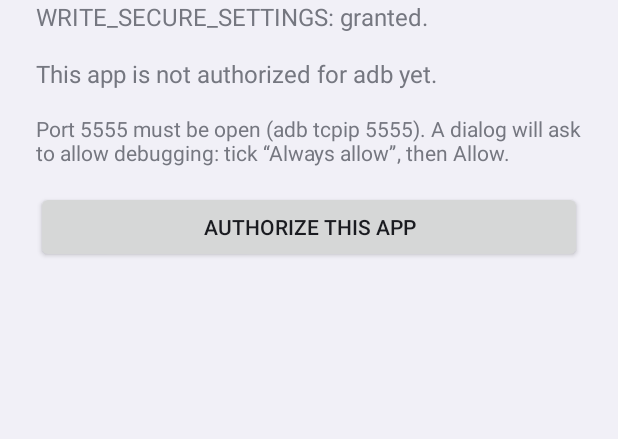
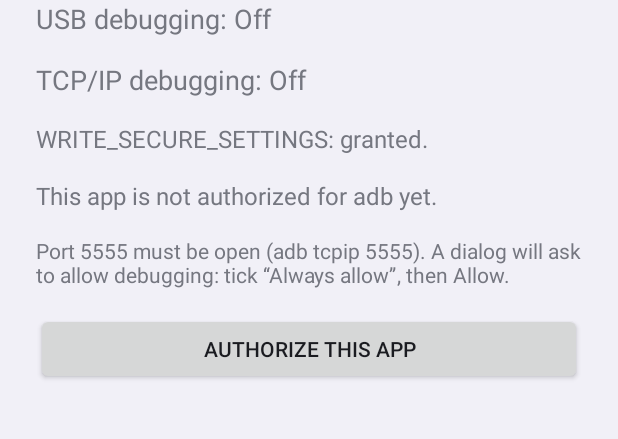
Before and after one commit to deltawaken/tools_adbtiles, an Android app: the screen it shows after launch (MainActivity), on a phone screen of 412 x 824 dp, the part 193-632 px from its top. Run offline under Robolectric (Android 15) with nearby library versions, the phone set to English and light mode, and no system bars.

Commit message:
feat: l'écran de l'app suit l'état des deux tuiles en direct
Débogage USB par observateur de réglage, débogage TCP/IP par sondage du port
chaque seconde tant que l'écran est visible. Le bouton d'autorisation et son
explication disparaissent une fois la clé autorisée.

Vérifié sur le Jelly Max : fermeture et réouverture du port par la tuile, la
seconde par le chemin TLS du débogage sans fil.

Co-Authored-By: Claude Opus 5 (1M context) <noreply@anthropic.com>
Claude-Session: https://claude.ai/code/session_015FDdHWecgwZtuQSCA3abH7

```diff
--- a/app/src/main/java/com/deltawaken/adbtile/MainActivity.java
+++ b/app/src/main/java/com/deltawaken/adbtile/MainActivity.java
@@ -3,9 +3,15 @@ package com.deltawaken.adbtile;
 import android.Manifest;
 import android.app.Activity;
 import android.content.pm.PackageManager;
+import android.database.ContentObserver;
+import android.net.Uri;
 import android.os.Bundle;
+import android.os.Handler;
+import android.os.Looper;
+import android.provider.Settings;
 import android.text.method.LinkMovementMethod;
 import android.util.TypedValue;
+import android.view.View;
 import android.view.ViewGroup;
 import android.widget.Button;
 import android.widget.LinearLayout;
@@ -17,13 +23,41 @@ import com.deltawaken.adbtile.adb.AdbClient;
 import java.net.ConnectException;
 
 /**
- * Le seul écran de l'app : l'état des deux prérequis de la tuile TCP/IP, et le bouton qui fait
- * autoriser la clé de l'app par adbd, une fois par téléphone.
+ * Le seul écran de l'app : l'état des deux tuiles, suivi en direct, les deux prérequis de la tuile
+ * TCP/IP, et le bouton qui fait autoriser la clé de l'app par adbd, une fois par téléphone.
  */
 public class MainActivity extends Activity {
 
+    private static final long PORT_POLL_MS = 1000;
+
+    private final Handler handler = new Handler(Looper.getMainLooper());
+    private final ContentObserver observer = new ContentObserver(handler) {
+        @Override
+        public void onChange(boolean selfChange, Uri uri) {
+            updateStatus();
+        }
+    };
+    /** Sonde le port tant que l'écran est visible : la tuile peut le basculer à tout moment. */
+    private final Runnable portPoll = new Runnable() {
+        @Override
+        public void run() {
+            new Thread(() -> {
+                boolean open = Tcpip.isPortOpen();
+                handler.post(() -> {
+                    portOpen = open;
+                    updateStatus();
+                });
+            }, "adbtile-poll").start();
+            handler.postDelayed(this, PORT_POLL_MS);
+        }
+    };
+
+    private Boolean portOpen;
+    private TextView usbStatus;
+    private TextView tcpipStatus;
     private TextView permissionStatus;
     private TextView keyStatus;
+    private TextView hint;
     private TextView result;
     private Button authorize;
 
@@ -37,10 +71,12 @@ public class MainActivity extends Activity {
         column.setPadding(padding, padding, padding, padding);
 
         TextView title = text(getString(R.string.app_name), 24);
+        usbStatus = text("", 18);
+        tcpipStatus = text("", 18);
         permissionStatus = text("", 16);
         permissionStatus.setTextIsSelectable(true);
         keyStatus = text("", 16);
-        TextView hint = text(getString(R.string.main_authorize_hint), 14);
+        hint = text(getString(R.string.main_authorize_hint), 14);
         authorize = new Button(this);
         authorize.setText(R.string.main_authorize);
         authorize.setOnClickListener(v -> startAuthorization());
@@ -48,6 +84,8 @@ public class MainActivity extends Activity {
         result.setMovementMethod(LinkMovementMethod.getInstance());
 
         column.addView(title);
+        column.addView(usbStatus);
+        column.addView(tcpipStatus);
         column.addView(permissionStatus);
         column.addView(keyStatus);
         column.addView(hint);
@@ -64,15 +102,39 @@ public class MainActivity extends Activity {
     @Override
     protected void onResume() {
         super.onResume();
+        getContentResolver().registerContentObserver(
+                Settings.Global.getUriFor(Settings.Global.ADB_ENABLED), false, observer);
+        getContentResolver().registerContentObserver(
+                Settings.Global.getUriFor(Settings.Global.DEVELOPMENT_SETTINGS_ENABLED), false, observer);
         updateStatus();
+        handler.post(portPoll);
+    }
+
+    @Override
+    protected void onPause() {
+        handler.removeCallbacks(portPoll);
+        getContentResolver().unregisterContentObserver(observer);
+        super.onPause();
     }
 
     private void updateStatus() {
+        boolean adbEnabled = Settings.Global.getInt(getContentResolver(),
+                Settings.Global.ADB_ENABLED, 0) == 1;
+        usbStatus.setText(getString(R.string.status_line, getString(R.string.tile_label),
+                getString(adbEnabled ? R.string.subtitle_on : R.string.subtitle_off)));
+        String tcpip = portOpen == null ? getString(R.string.subtitle_working)
+                : getString(portOpen ? R.string.subtitle_port_open : R.string.subtitle_off);
+        tcpipStatus.setText(getString(R.string.status_line, getString(R.string.tcpip_tile_label), tcpip));
+
         boolean granted = checkSelfPermission(Manifest.permission.WRITE_SECURE_SETTINGS)
                 == PackageManager.PERMISSION_GRANTED;
         permissionStatus.setText(granted ? R.string.main_perm_ok : R.string.main_perm_missing);
         boolean authorized = Tcpip.isAuthorized(this);
         keyStatus.setText(authorized ? R.string.main_key_ok : R.string.main_key_missing);
+        // Une fois la clé autorisée, le bouton n'a plus d'usage : on le masque.
+        int setupVisibility = authorized ? View.GONE : View.VISIBLE;
+        hint.setVisibility(setupVisibility);
+        authorize.setVisibility(setupVisibility);
     }
 
     private void startAuthorization() {
--- a/app/src/main/res/values/strings.xml
+++ b/app/src/main/res/values/strings.xml
@@ -24,4 +24,5 @@
     <string name="main_port_closed">Port 5555 is closed. Run adb tcpip 5555 from a computer first.</string>
     <string name="main_refused">Authorization refused.</string>
     <string name="main_error">Error: %1$s</string>
+    <string name="status_line">%1$s: %2$s</string>
 </resources>
```
Also changed, not shown: 1 other file.
